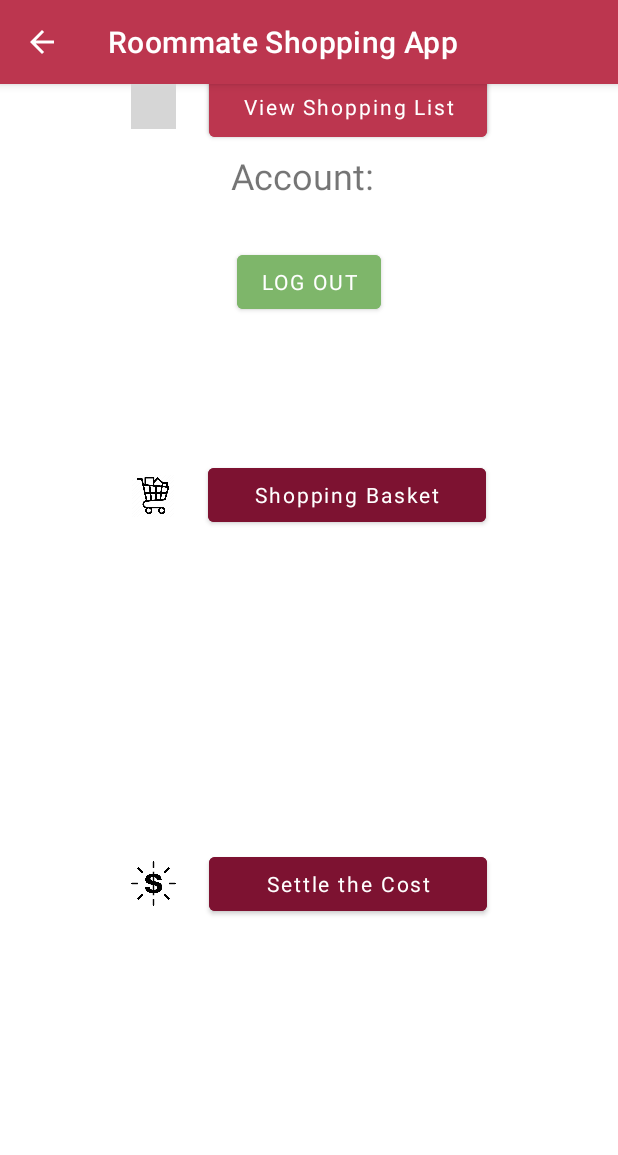
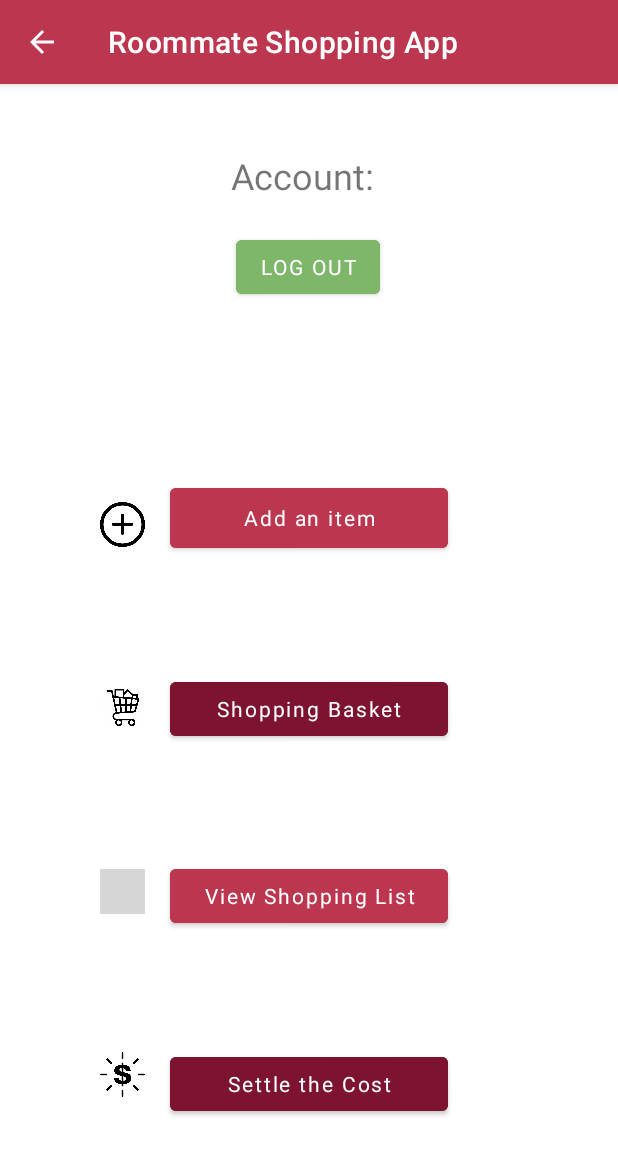
Before and after one commit to eugraff2/FinalShoppingApp, an Android app: the ItemManagementActivity screen opened directly, with no data from a screen before it, on a phone screen of 412 x 824 dp. Shown: the top 1155 px of the screen. Run offline under Robolectric (Android 15) with nearby library versions, the light colour scheme and no system bars; our stand-ins replace Firebase (no records; nobody signed in at launch, a user with empty details on screens opened directly); Roboto replaces fonts that are not available here; grey boxes are pictures that could not be loaded.

Commit message:
small layout change to activity_item_management.xml

```diff
--- a/app/src/main/res/layout/activity_item_management.xml
+++ b/app/src/main/res/layout/activity_item_management.xml
@@ -31,57 +31,58 @@
         android:id="@+id/settleButton"
         android:layout_width="185dp"
         android:layout_height="wrap_content"
-        android:layout_marginEnd="65dp"
         android:backgroundTint="@color/my_maroon"
         android:fontFamily="@font/roboto"
         android:text="Settle the Cost"
         android:textAllCaps="false"
         app:layout_constraintBottom_toBottomOf="parent"
         app:layout_constraintEnd_toEndOf="parent"
+        app:layout_constraintHorizontal_bias="0.5"
         app:layout_constraintStart_toEndOf="@+id/dollar_sign"
-        app:layout_constraintTop_toBottomOf="@+id/shoppingButton" />
+        app:layout_constraintStart_toStartOf="parent"
+        app:layout_constraintTop_toBottomOf="@+id/viewallButton" />
 
     <Button
         android:id="@+id/addButton"
         android:layout_width="185dp"
         android:layout_height="52dp"
-        android:layout_marginEnd="65dp"
         android:backgroundTint="@color/my_purple"
         android:fontFamily="@font/roboto"
         android:text="Add an item"
         android:textAllCaps="false"
-        app:layout_constraintBottom_toBottomOf="@+id/add"
-        app:layout_constraintEnd_toEndOf="parent"
+        app:layout_constraintBottom_toTopOf="@+id/shoppingButton"
+        app:layout_constraintEnd_toEndOf="@+id/shoppingButton"
         app:layout_constraintStart_toEndOf="@+id/add"
-        app:layout_constraintTop_toTopOf="@+id/add" />
+        app:layout_constraintStart_toStartOf="@+id/shoppingButton"
+        app:layout_constraintTop_toTopOf="@+id/guideline3" />
 
     <Button
         android:id="@+id/shoppingButton"
         android:layout_width="185dp"
         android:layout_height="wrap_content"
-        android:layout_marginEnd="65dp"
         android:backgroundTint="@color/my_maroon"
         android:fontFamily="@font/roboto"
         android:text="Shopping Basket"
         android:textAllCaps="false"
-        app:layout_constraintBottom_toTopOf="@+id/settleButton"
-        app:layout_constraintEnd_toEndOf="parent"
-        app:layout_constraintStart_toEndOf="@+id/shopping_cart"
-        app:layout_constraintTop_toBottomOf="@+id/viewallButton" />
+        app:layout_constraintBottom_toTopOf="@+id/viewallButton"
+        app:layout_constraintEnd_toEndOf="@+id/viewallButton"
+        app:layout_constraintStart_toEndOf="@+id/shopping_list"
+        app:layout_constraintStart_toStartOf="@+id/viewallButton"
+        app:layout_constraintTop_toBottomOf="@+id/addButton" />
 
     <Button
         android:id="@+id/viewallButton"
         android:layout_width="185dp"
         android:layout_height="wrap_content"
-        android:layout_marginEnd="65dp"
         android:backgroundTint="@color/my_purple"
         android:fontFamily="@font/roboto"
         android:text="View Shopping List"
         android:textAllCaps="false"
-        app:layout_constraintBottom_toBottomOf="@+id/shopping_list"
-        app:layout_constraintEnd_toEndOf="parent"
-        app:layout_constraintStart_toEndOf="@+id/shopping_list"
-        app:layout_constraintTop_toTopOf="@+id/shopping_list" />
+        app:layout_constraintBottom_toTopOf="@+id/settleButton"
+        app:layout_constraintEnd_toEndOf="@+id/settleButton"
+        app:layout_constraintStart_toEndOf="@+id/shopping_cart"
+        app:layout_constraintStart_toStartOf="@+id/settleButton"
+        app:layout_constraintTop_toBottomOf="@+id/shoppingButton" />
 
     <Button
         android:id="@+id/logoutButton"
@@ -93,49 +94,56 @@
         android:textAllCaps="true"
         app:layout_constraintBottom_toTopOf="@+id/guideline3"
         app:layout_constraintEnd_toEndOf="parent"
+        app:layout_constraintHorizontal_bias="0.498"
         app:layout_constraintStart_toStartOf="parent"
-        app:layout_constraintTop_toBottomOf="@+id/textView3" />
+        app:layout_constraintTop_toBottomOf="@+id/textView3"
+        app:layout_constraintVertical_bias="0.34" />
 
     <ImageView
         android:id="@+id/shopping_cart"
         android:layout_width="28dp"
         android:layout_height="30dp"
-        android:layout_marginStart="65dp"
+        android:layout_marginStart="50dp"
         android:src="@drawable/shopping_cart"
-        app:layout_constraintBottom_toBottomOf="@+id/shoppingButton"
+        app:layout_constraintBottom_toTopOf="@+id/shopping_list"
         app:layout_constraintEnd_toStartOf="@+id/shoppingButton"
         app:layout_constraintStart_toStartOf="parent"
-        app:layout_constraintTop_toTopOf="@+id/shoppingButton" />
+        app:layout_constraintTop_toBottomOf="@+id/add"
+        app:layout_constraintVertical_bias="0.394" />
 
     <ImageView
         android:id="@+id/shopping_list"
         android:layout_width="30dp"
         android:layout_height="30dp"
-        android:layout_marginStart="65dp"
+        android:layout_marginStart="50dp"
         android:src="@drawable/shopping_list"
+        app:layout_constraintBottom_toTopOf="@+id/dollar_sign"
         app:layout_constraintEnd_toStartOf="@+id/viewallButton"
         app:layout_constraintStart_toStartOf="parent"
-        tools:layout_editor_absoluteY="394dp" />
+        app:layout_constraintTop_toBottomOf="@+id/shopping_cart"
+        app:layout_constraintVertical_bias="0.617" />
 
     <ImageView
         android:id="@+id/dollar_sign"
         android:layout_width="30dp"
         android:layout_height="30dp"
-        android:layout_marginStart="65dp"
+        android:layout_marginStart="50dp"
         android:src="@drawable/settle_cost"
-        app:layout_constraintBottom_toBottomOf="@+id/settleButton"
+        app:layout_constraintBottom_toBottomOf="parent"
         app:layout_constraintEnd_toStartOf="@+id/settleButton"
         app:layout_constraintStart_toStartOf="parent"
-        app:layout_constraintTop_toTopOf="@+id/settleButton" />
+        app:layout_constraintTop_toBottomOf="@+id/shopping_list"
+        app:layout_constraintVertical_bias="0.838" />
 
     <ImageView
         android:id="@+id/add"
         android:layout_width="30dp"
         android:layout_height="30dp"
-        android:layout_marginStart="65dp"
+        android:layout_marginStart="50dp"
         android:src="@drawable/add"
+        app:layout_constraintBottom_toTopOf="@+id/shopping_cart"
         app:layout_constraintEnd_toStartOf="@+id/addButton"
         app:layout_constraintStart_toStartOf="parent"
-        tools:layout_editor_absoluteY="273dp" />
+        app:layout_constraintTop_toTopOf="@+id/guideline3" />
 
 </androidx.constraintlayout.widget.ConstraintLayout>
```
